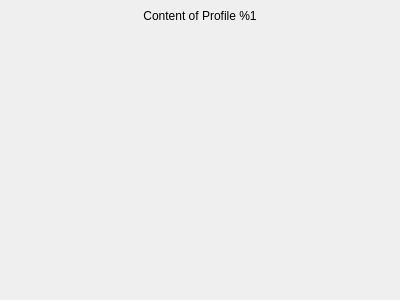
SyDevTeam/gta5view, file ProfileInterface.ui: the form before one commit.
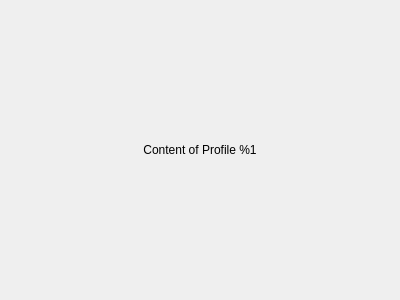
The form after the commit.

Patch:
```diff
--- a/ProfileInterface.ui
+++ b/ProfileInterface.ui
@@ -60,19 +60,6 @@
          </property>
         </widget>
        </item>
-       <item>
-        <spacer name="vsContent">
-         <property name="orientation">
-          <enum>Qt::Vertical</enum>
-         </property>
-         <property name="sizeHint" stdset="0">
-          <size>
-           <width>0</width>
-           <height>0</height>
-          </size>
-         </property>
-        </spacer>
-       </item>
       </layout>
      </widget>
     </widget>
```
Left out of the diff: 2 changed lines with no effect on the pictures.
